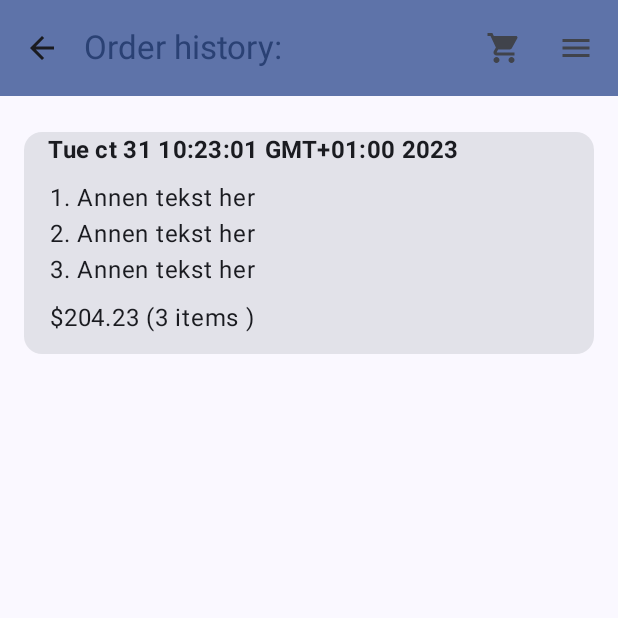
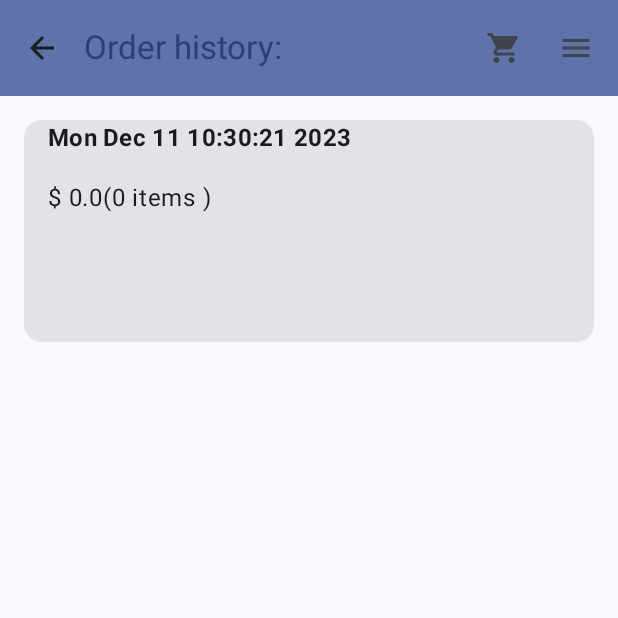
Before and after one commit to AnisaHashi/PGR208-2023H, an Android app built with Jetpack Compose: the ShoppingCart screen opened through its navigation route, after a tap on "Place order", on a phone screen of 412 x 824 dp, the top half of it. Run offline under Robolectric (Android 15) with nearby library versions, the phone set to English and light mode, and no system bars; network calls fail; pictures from the network do not load; 1 statement that could not run was skipped.

Commit message:
Laget kompolett orderHistory

```diff
--- a/app/src/main/java/com/example/pgr208_2023h/MainActivity.kt
+++ b/app/src/main/java/com/example/pgr208_2023h/MainActivity.kt
@@ -68,6 +68,7 @@ import com.example.pgr208_2023h.screens.OrderHistory
 import com.example.pgr208_2023h.screens.ShoppingCart
 import com.example.pgr208_2023h.ui.theme.PGR2082023HTheme
 import com.example.pgr208_2023h.viewmodels.CartViewModel
+import com.example.pgr208_2023h.viewmodels.OrderHistoryviewModel
 import com.example.pgr208_2023h.viewmodels.ProductViewModel
 import org.intellij.lang.annotations.JdkConstants.HorizontalAlignment
 
@@ -75,6 +76,7 @@ class MainActivity : ComponentActivity() {
     override fun onCreate(savedInstanceState: Bundle?) {
         val productViewModel = ProductViewModel()
         val cartViewModel = CartViewModel()
+        val orderHistoryviewModel = OrderHistoryviewModel()
 
 
         super.onCreate(savedInstanceState)
@@ -93,7 +95,7 @@ class MainActivity : ComponentActivity() {
                             Home(navController = navController, productViewModel = productViewModel)
                         }
                         composable("ShoppingCart"){
-                            ShoppingCart(navController = navController, cartViewModel = cartViewModel)
+                            ShoppingCart(navController = navController, cartViewModel = cartViewModel, orderHistoryviewModel = orderHistoryviewModel)
                         }
                         composable("Details/{productId}",
                             arguments = listOf(navArgument("productId") { type = NavType.IntType })){backStackEntry ->
@@ -102,7 +104,7 @@ class MainActivity : ComponentActivity() {
 
                         }
                         composable("OrderHistory"){
-                            OrderHistory(navController = navController)
+                            OrderHistory(navController = navController, orderHistoryviewModel)
                         }
                     }
 
--- /dev/null
+++ b/app/src/main/java/com/example/pgr208_2023h/models/OrderHistory.kt
@@ -0,0 +1,12 @@
+package com.example.pgr208_2023h.models
+
+import java.time.LocalDate
+import java.time.LocalDateTime
+import java.util.Date
+
+data class OrderHistory(
+    val date: LocalDateTime,
+    val products: List<Product>,
+    val sumPrice: Double,
+    val sumItems: Int,
+)
--- a/app/src/main/java/com/example/pgr208_2023h/screens/OrderHistory.kt
+++ b/app/src/main/java/com/example/pgr208_2023h/screens/OrderHistory.kt
@@ -1,23 +1,19 @@
 package com.example.pgr208_2023h.screens
 
-import androidx.compose.foundation.background
 import androidx.compose.foundation.layout.Arrangement
 import androidx.compose.foundation.layout.Column
-import androidx.compose.foundation.layout.Row
 import androidx.compose.foundation.layout.Spacer
 import androidx.compose.foundation.layout.fillMaxWidth
 import androidx.compose.foundation.layout.height
 import androidx.compose.foundation.layout.padding
-import androidx.compose.foundation.layout.size
+import androidx.compose.foundation.lazy.LazyColumn
+import androidx.compose.foundation.lazy.items
+import androidx.compose.foundation.lazy.itemsIndexed
 import androidx.compose.material.icons.Icons
 import androidx.compose.material.icons.filled.ArrowBack
 import androidx.compose.material.icons.filled.Menu
 import androidx.compose.material.icons.filled.ShoppingCart
-import androidx.compose.material3.Button
 import androidx.compose.material3.Card
-import androidx.compose.material3.CardDefaults
-import androidx.compose.material3.Divider
-import androidx.compose.material3.ElevatedCard
 import androidx.compose.material3.ExperimentalMaterial3Api
 import androidx.compose.material3.Icon
 import androidx.compose.material3.IconButton
@@ -28,20 +24,79 @@ import androidx.compose.material3.TopAppBar
 import androidx.compose.material3.TopAppBarDefaults
 import androidx.compose.material3.rememberTopAppBarState
 import androidx.compose.runtime.Composable
-import androidx.compose.ui.Alignment
 import androidx.compose.ui.Modifier
-import androidx.compose.ui.graphics.Color
 import androidx.compose.ui.text.font.FontWeight
 import androidx.compose.ui.text.style.TextAlign
 import androidx.compose.ui.text.style.TextOverflow
 import androidx.compose.ui.unit.dp
 import androidx.navigation.NavController
-import com.example.pgr208_2023h.models.Product
+import com.example.pgr208_2023h.models.OrderHistory
+import com.example.pgr208_2023h.viewmodels.OrderHistoryviewModel
+import java.time.LocalDateTime
+import java.time.format.DateTimeFormatter
+import java.util.Locale
+
+// Help functions
+
+fun getDate(date: LocalDateTime): String {
+    val formatter = DateTimeFormatter.ofPattern("E MMM dd HH:mm:ss Y")
+    return date.format(formatter)
+}
 
 
+@Composable
+fun OrderHistoryCard(orderHistory: OrderHistory) {
+    Card(
+
+        modifier = Modifier
+            .fillMaxWidth()
+            .height(180.dp)
+            .padding(16.dp)
+
+    ) {
+        Column(modifier = Modifier.padding(horizontal = 16.dp)) {
+
+            Text(
+                text = getDate(orderHistory.date),
+                style = MaterialTheme.typography.titleMedium,
+                textAlign = TextAlign.Start,
+                fontWeight = FontWeight.Bold
+            )
+        }
+        Spacer(modifier = Modifier.height(8.dp))
+        Column (modifier = Modifier
+            .padding(horizontal = 16.dp)
+        ){
+
+            LazyColumn(
+                verticalArrangement = Arrangement.spacedBy(8.dp)
+            ){
+                itemsIndexed(orderHistory.products){index, item ->
+                    Text(
+                        text = "${index+1}. ${item.title}",
+                        maxLines = 1
+
+                    )
+                }
+            }
+
+            Spacer(modifier = Modifier.height(8.dp))
+
+            Text(
+                text = "$ ${orderHistory.sumPrice}(${orderHistory.sumItems} items )",
+
+
+
+            )
+
+        }
+
+
+    }
+}
 @OptIn(ExperimentalMaterial3Api::class)
 @Composable
-fun OrderHistory(navController: NavController) {
+fun OrderHistory(navController: NavController, orderHistoryviewModel: OrderHistoryviewModel) {
     val scrollBehavior = TopAppBarDefaults.enterAlwaysScrollBehavior(rememberTopAppBarState())
 
 
@@ -89,140 +144,18 @@ fun OrderHistory(navController: NavController) {
             )
         },
     ) { innerPadding ->
-        Column(modifier = Modifier.padding(innerPadding)) {
+        Column {
+            LazyColumn(
+                contentPadding = innerPadding,
+                verticalArrangement = Arrangement.spacedBy(8.dp)
+            ) {
+                items(orderHistoryviewModel.orderHistoryItems) { orderHistory ->
+                    OrderHistoryCard(orderHistory = orderHistory)
+                }
 
-            //Button(onClick = { navController.navigate("ShoppingCart") }) {
-
-                //Text(text = "Go to shoppingcart")
-            //}
-            Spacer(modifier = Modifier.height(8.dp))
-
-           SumCard()
+            }
+        }
 
 
-        }
-        // ScrollContent(innerPadding, onClick = { navController.navigate("Details")})
     }
 }
-
-@Composable
-fun SumCard() {
-    Card(
-
-        modifier = Modifier
-            .fillMaxWidth()
-            .height(180.dp)
-            .padding(16.dp)
-
-    ) {
-        Column(modifier = Modifier.padding(horizontal = 16.dp)) {
-
-            Text(
-                text = "Tue ct 31 10:23:01 GMT+01:00 2023",
-                style = MaterialTheme.typography.titleMedium,
-                textAlign = TextAlign.Start,
-                fontWeight = FontWeight.Bold
-            )
-        }
-            Spacer(modifier = Modifier.height(8.dp))
-            Column (modifier = Modifier
-                .padding(horizontal = 16.dp)
-            ){
-                Text(
-                    text = "1. Annen tekst her",
-                    textAlign = TextAlign.End
-
-                    )
-
-                Text(
-                    text = "2. Annen tekst her",
-                    textAlign = TextAlign.End
-
-                )
-                Text(
-                    text = "3. Annen tekst her",
-                    textAlign = TextAlign.End
-
-                )
-                Spacer(modifier = Modifier.height(8.dp))
-
-                Text(
-                    text = "$204.23 (3 items )",
-                    textAlign = TextAlign.End
-
-                )
-
-            }
-
-
-        }
-    }
-
-
-@OptIn(ExperimentalMaterial3Api::class)
-@Composable
-fun SummaryCard(products: List<Product>) {
-    Card(
-        modifier = Modifier
-            .fillMaxWidth()
-            .padding(16.dp),
-        elevation = CardDefaults.elevatedCardElevation()
-    ) {
-        Column(
-            modifier = Modifier
-                .fillMaxWidth()
-                .padding(16.dp)
-        ) {
-            Text(
-                text = "Order Summary",
-
-
-                modifier = Modifier.padding(bottom = 8.dp)
-            )
-
-            // List of purchased products
-            for (product in products) {
-                PurchasedProductItem(product = product)
-            }
-
-            // Divider
-            Spacer(modifier = Modifier.height(8.dp))
-
-            Spacer(modifier = Modifier.height(8.dp))
-
-            // Total price
-            Text(
-                text = "Total Price: $${calculateTotalPrice(products)}",
-
-                fontWeight = FontWeight.Bold
-            )
-        }
-    }
-}
-
-@Composable
-fun PurchasedProductItem(product: Product) {
-    Row(
-        modifier = Modifier
-            .fillMaxWidth()
-            .padding(vertical = 4.dp),
-        verticalAlignment = Alignment.CenterVertically
-    ) {
-        // Product details
-        Column {
-            Text(
-                text = product.title,
-
-                fontWeight = FontWeight.Bold
-            )
-            Text(
-                text = "${product.category} - $${product.price}",
-
-            )
-        }
-    }
-}
-
-fun calculateTotalPrice(products: List<Product>): Double {
-    return products.sumByDouble { it.price }
-}
--- a/app/src/main/java/com/example/pgr208_2023h/screens/ShoppingCart.kt
+++ b/app/src/main/java/com/example/pgr208_2023h/screens/ShoppingCart.kt
@@ -28,9 +28,13 @@ import androidx.compose.ui.Modifier
 import androidx.compose.ui.text.style.TextOverflow
 import androidx.compose.ui.unit.dp
 import androidx.navigation.NavController
+import com.example.pgr208_2023h.models.OrderHistory
 import com.example.pgr208_2023h.models.Product
 import com.example.pgr208_2023h.services.ShoppingCartService
 import com.example.pgr208_2023h.viewmodels.CartViewModel
+import com.example.pgr208_2023h.viewmodels.OrderHistoryviewModel
+import java.time.LocalDate
+import java.time.LocalDateTime
 
 
 @Composable
@@ -69,7 +73,7 @@ fun ShoppingCartItem(product: Product, onDelete:() -> Unit){
 
 @OptIn(ExperimentalMaterial3Api::class)
 @Composable
-fun ShoppingCart(navController: NavController, cartViewModel: CartViewModel) {
+fun ShoppingCart(navController: NavController, cartViewModel: CartViewModel, orderHistoryviewModel: OrderHistoryviewModel) {
 
     val scrollBehavior = TopAppBarDefaults.enterAlwaysScrollBehavior(rememberTopAppBarState())
     val shoppingCartService = ShoppingCartService()
@@ -129,7 +133,17 @@ fun ShoppingCart(navController: NavController, cartViewModel: CartViewModel) {
             }
 
             Button(
-                onClick = { navController.navigate("OrderHistory") },
+                onClick = {
+                    val date = LocalDateTime.now()
+                    val sum = cartViewModel.cartItems.sumOf { it.price }
+                    val antall = cartViewModel.cartItems.size
+
+                    val orderHistory= OrderHistory(date, cartViewModel.cartItems, sum, antall)
+
+                        orderHistoryviewModel.addOrderHistoryItem(orderHistory)
+                    navController.navigate("OrderHistory")
+
+                          },
                 modifier = Modifier
                     .fillMaxWidth()
 
--- a/app/src/main/java/com/example/pgr208_2023h/viewmodels/OrderHistoryviewModel.kt
+++ b/app/src/main/java/com/example/pgr208_2023h/viewmodels/OrderHistoryviewModel.kt
@@ -1,4 +1,20 @@
 package com.example.pgr208_2023h.viewmodels
 
-class OrderHistoryviewModel {
+import androidx.compose.runtime.mutableStateListOf
+import androidx.lifecycle.ViewModel
+import com.example.pgr208_2023h.models.OrderHistory
+import com.example.pgr208_2023h.models.Product
+import java.time.LocalDate
+
+class OrderHistoryviewModel : ViewModel() {
+    private val _cartList = mutableStateListOf<OrderHistory>()
+    val orderHistoryItems: List<OrderHistory>
+        get() = _cartList
+
+    fun addOrderHistoryItem( orderHistory: OrderHistory){
+
+
+        _cartList.add(orderHistory)
+    }
+
 }
```
